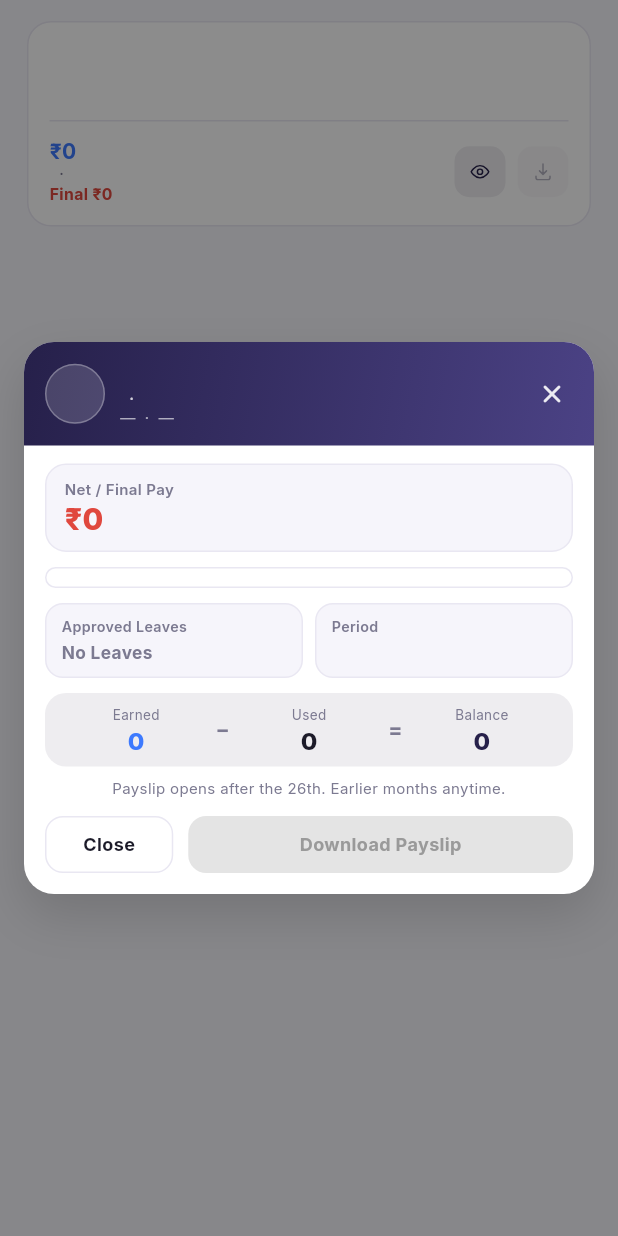
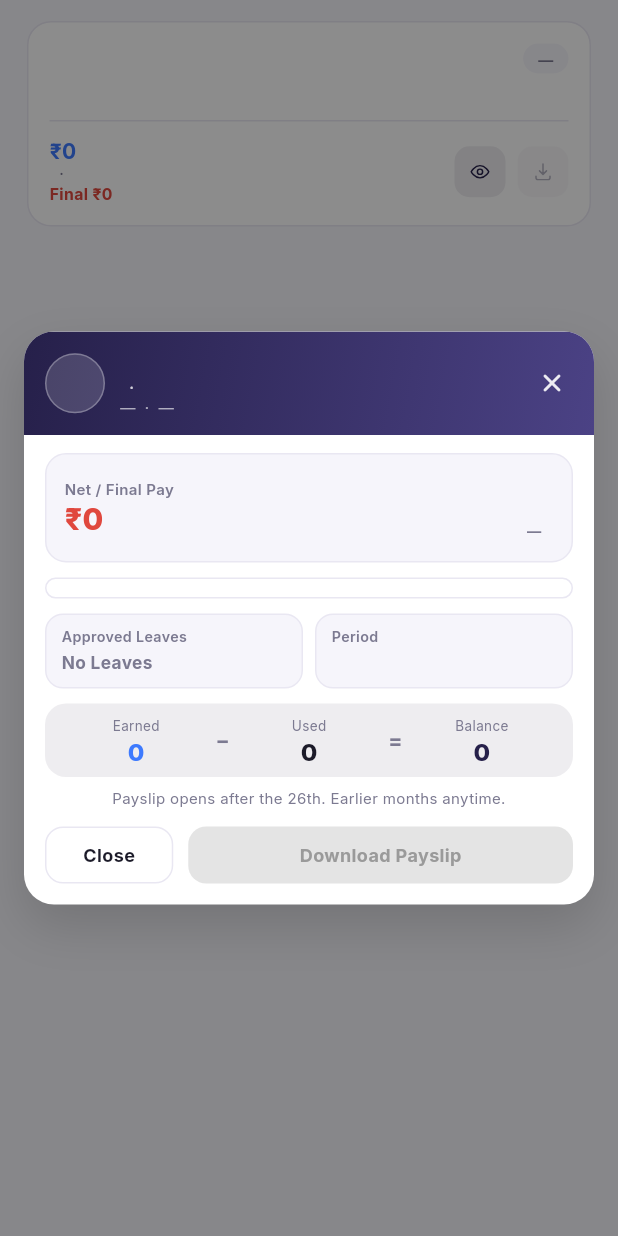
Before and after one commit to Sanjaytomar93/timely-health-hrms, a Flutter app: the _SalaryRecordCard widget shown alone on an empty page, opened directly with empty values, after a tap on an icon or button, on a phone screen of 412 x 824 dp. Run offline on Flutter 3.47's test engine with Material 3 defaults, Android fonts, the phone set to English and light mode, and no system bars; our stand-ins replace audioplayers, equatable, firebase_core, firebase_messaging, flutter_bloc, flutter_svg and 6 more; missing offline and left inert: pdfrx; accounts and stored records are empty.

Commit message:
Restore From Last Day status badge on payslip card and details
Co-authored-by: Cursor <cursoragent@cursor.com>

```diff
--- a/lib/features/profile/presentation/screens/payslips_screen.dart
+++ b/lib/features/profile/presentation/screens/payslips_screen.dart
@@ -621,7 +621,11 @@ class _SalaryRecordCard extends StatelessWidget {
         crossAxisAlignment: CrossAxisAlignment.start,
         mainAxisSize: MainAxisSize.min,
         children: [
-          Column(
+          Row(
+            crossAxisAlignment: CrossAxisAlignment.start,
+            children: [
+              Expanded(
+                child: Column(
                   crossAxisAlignment: CrossAxisAlignment.start,
                   mainAxisSize: MainAxisSize.min,
                   children: [
@@ -640,6 +644,28 @@ class _SalaryRecordCard extends StatelessWidget {
                         fontSize: 8,
                         color: PortalColors.muted,
                         height: 1.25,
+                      ),
+                    ),
+                  ],
+                ),
+              ),
+              Container(
+                padding: const EdgeInsets.symmetric(
+                  horizontal: 10,
+                  vertical: 4,
+                ),
+                decoration: BoxDecoration(
+                  color: payslip.statusBackground,
+                  borderRadius: BorderRadius.circular(999),
+                ),
+                child: Text(
+                  payslip.statusLabel,
+                  style: portalText(
+                    fontSize: 10,
+                    fontWeight: FontWeight.w700,
+                    color: payslip.statusColor,
+                    height: 1.2,
+                  ),
                 ),
               ),
             ],
--- a/lib/features/profile/presentation/widgets/salary_details_sheet.dart
+++ b/lib/features/profile/presentation/widgets/salary_details_sheet.dart
@@ -275,6 +275,22 @@ class _NetPayBanner extends StatelessWidget {
                   fontSize: 10,
                   color: PortalColors.muted,
                   height: 1.25,
+                ),
+              ),
+              Container(
+                margin: const EdgeInsets.only(top: 4),
+                padding: const EdgeInsets.symmetric(horizontal: 8, vertical: 3),
+                decoration: BoxDecoration(
+                  color: payslip.statusBackground,
+                  borderRadius: BorderRadius.circular(999),
+                ),
+                child: Text(
+                  payslip.statusLabel,
+                  style: portalText(
+                    fontSize: 9.5,
+                    fontWeight: FontWeight.w700,
+                    color: payslip.statusColor,
+                  ),
                 ),
               ),
             ],
```
Lines whose indentation alone changed are shown as unchanged.
